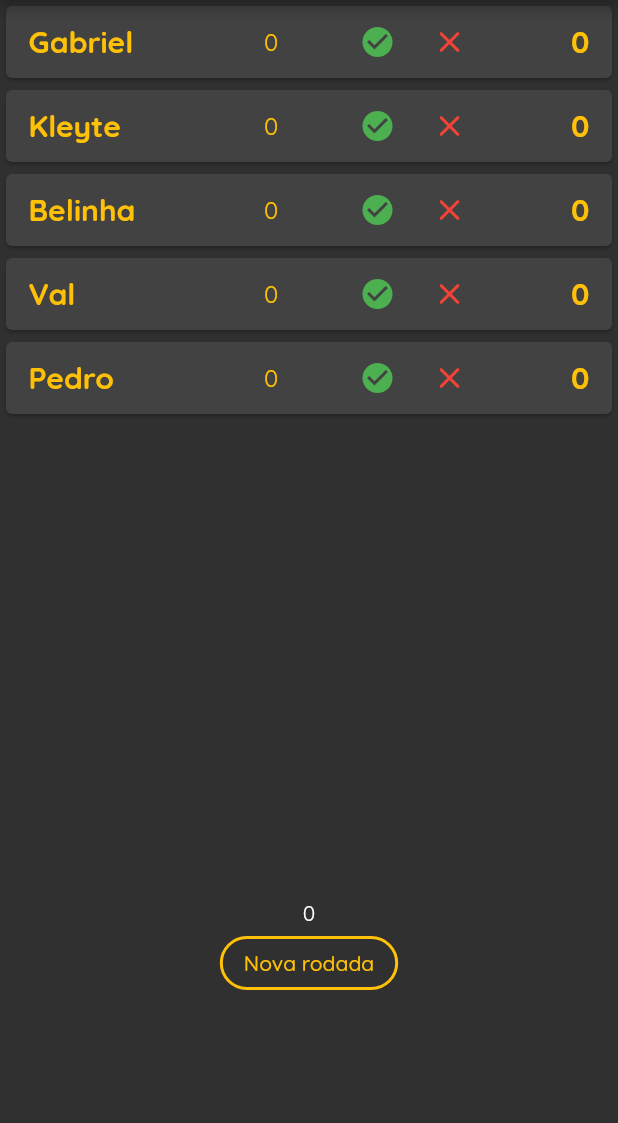
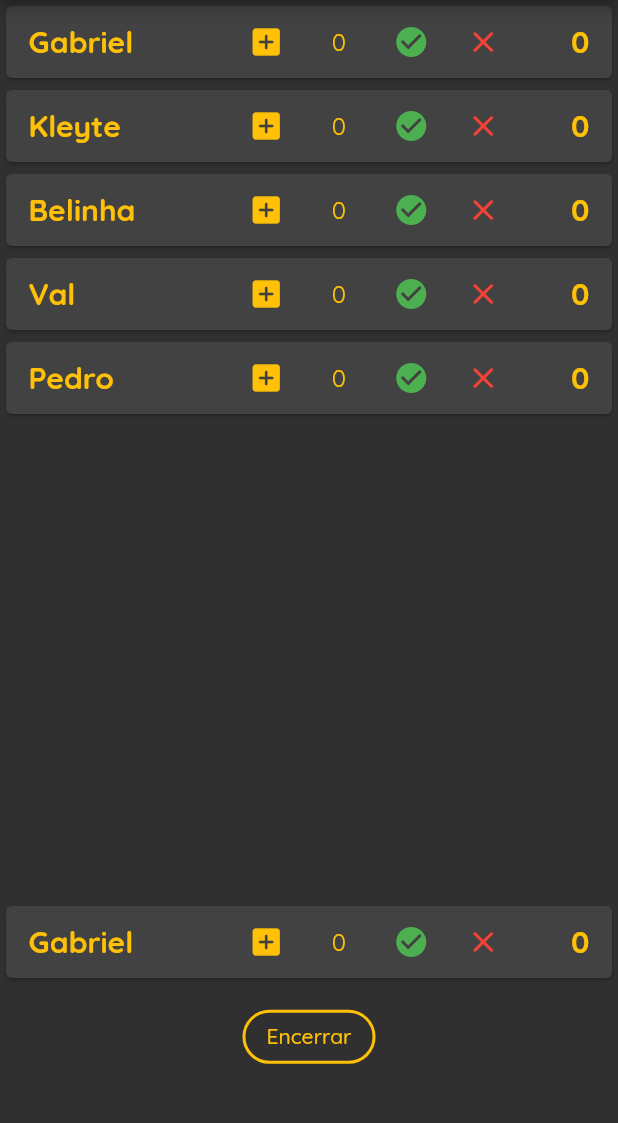
Before and after one commit to GabrielDangelo21/jogo_danese_flutter, a Flutter app: the screen it shows after launch, after a tap on "Jogar", on a phone screen of 412 x 824 dp, the part 84-1207 px from its top. Run offline on Flutter 3.47's test engine with Material 2 defaults, Android fonts, the phone set to English and light mode, and no system bars.

Commit message:
Adicionado botão para atualizar pedidas

```diff
--- a/lib/components/jogadores_list.dart
+++ b/lib/components/jogadores_list.dart
@@ -1,20 +1,42 @@
 import 'package:flutter/material.dart';
+import 'package:jogo_fodase/components/round_form.dart';
 import 'package:jogo_fodase/models/jogadores.dart';
 
-class JogadoresList extends StatelessWidget {
+class JogadoresList extends StatefulWidget {
   final List<Jogador> jogadores;
-  int pedidas = 0;
 
   JogadoresList(this.jogadores);
+
+  @override
+  State<JogadoresList> createState() => _JogadoresListState();
+}
+
+class _JogadoresListState extends State<JogadoresList> {
+  int pedidaJogador = 0;
+
+  addPedidas(int pedidas) {
+    setState(() {
+      pedidaJogador += pedidas;
+    });
+    Navigator.of(context).pop();
+  }
+
+  openRoundFormModal(BuildContext context) {
+    showModalBottomSheet(
+        context: context,
+        builder: (_) {
+          return RoundForm(addPedidas);
+        });
+  }
 
   @override
   Widget build(BuildContext context) {
     return Container(
       height: 600,
       child: ListView.builder(
-        itemCount: jogadores.length,
+        itemCount: widget.jogadores.length,
         itemBuilder: (ctx, index) {
-          final jd = jogadores[index];
+          final jd = widget.jogadores[index];
           return Card(
             child: Row(
               mainAxisAlignment: MainAxisAlignment.spaceBetween,
@@ -35,12 +57,19 @@ class JogadoresList extends StatelessWidget {
                   ),
                 ),
                 Container(
+                  child: IconButton(
+                    icon: Icon(Icons.add_box_rounded),
+                    color: Colors.amber,
+                    onPressed: () => openRoundFormModal(context),
+                  ),
+                ),
+                Container(
                   child: Text(
                       style: TextStyle(
                         fontSize: 16,
                         color: Theme.of(context).primaryColor,
                       ),
-                      pedidas.toString()),
+                      pedidaJogador.toString()),
                 ),
                 Container(
                   child: Row(
--- a/lib/main.dart
+++ b/lib/main.dart
@@ -1,10 +1,11 @@
 import 'package:flutter/material.dart';
 import 'package:jogo_fodase/components/jogadores_form.dart';
 import 'package:jogo_fodase/pages/game_page.dart';
-import 'components/jogadores_list.dart';
 import 'models/jogadores.dart';
 
-main() => runApp(const DaneseApp());
+main() => runApp(
+      const DaneseApp(),
+    );
 
 class DaneseApp extends StatelessWidget {
   const DaneseApp({super.key});
--- a/lib/pages/game_page.dart
+++ b/lib/pages/game_page.dart
@@ -1,11 +1,10 @@
 import 'package:flutter/material.dart';
-import 'package:jogo_fodase/components/round_form.dart';
 
 import '../components/jogadores_list.dart';
 import '../models/jogadores.dart';
 
 class GamePage extends StatefulWidget {
-  List<Jogador> jogadores = [];
+  List<Jogador> jogadores;
 
   GamePage({super.key, required this.jogadores});
 
@@ -14,23 +13,6 @@ class GamePage extends StatefulWidget {
 }
 
 class _GamePageState extends State<GamePage> {
-  int pedidaJogador = 0;
-
-  addPedidas(int pedidas) {
-    setState(() {
-      pedidaJogador += pedidas;
-    });
-    Navigator.of(context).pop();
-  }
-
-  _openRoundFormModal(BuildContext context) {
-    showModalBottomSheet(
-        context: context,
-        builder: (_) {
-          return RoundForm(addPedidas);
-        });
-  }
-
   @override
   Widget build(BuildContext context) {
     return Scaffold(
@@ -42,25 +24,27 @@ class _GamePageState extends State<GamePage> {
       body: Column(
         children: [
           SizedBox(
-            height: 600,
+            height: MediaQuery.of(context).size.height * 0.8,
             child: ListView.builder(
               itemCount: widget.jogadores.length,
               itemBuilder: (ctx, index) {
-                // final jd = widget.jogadores[index];
+                final jd = widget.jogadores[index];
                 return JogadoresList(widget.jogadores);
               },
             ),
           ),
-          Text(pedidaJogador.toString()),
-          OutlinedButton(
+          Padding(
+            padding: const EdgeInsets.all(8.0),
+            child: OutlinedButton(
               style: OutlinedButton.styleFrom(
                 shape: StadiumBorder(),
                 side: BorderSide(width: 2, color: Colors.amber),
               ),
-            onPressed: () => _openRoundFormModal(context),
+              onPressed: () => {},
               child: Text(
-              'Nova rodada',
+                'Encerrar',
                 style: TextStyle(color: Colors.amber),
+              ),
             ),
           ),
         ],
--- a/pubspec.yaml
+++ b/pubspec.yaml
@@ -30,6 +30,7 @@ environment:
 dependencies:
   flutter:
     sdk: flutter
+  provider:
 
 
   # The following adds the Cupertino Icons font to your application.
```
Also changed, not shown: lib/components/round_form.dart (+5 -5 lines), pubspec.lock. Lines whose indentation alone changed are shown as unchanged.
